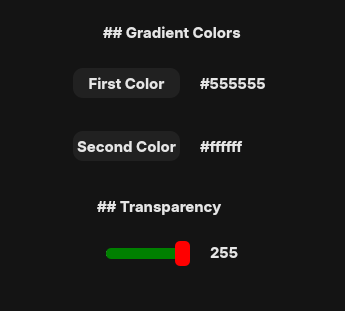
This is ui/gradient.ui in komtraya/wcgx as Qt 5 draws it before an edit. The edited form follows.
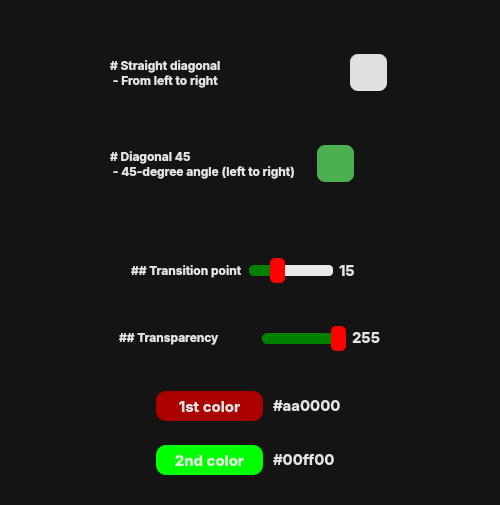
This is the edited form. Icons and pictures are not drawn.

```diff
--- a/ui/gradient.ui
+++ b/ui/gradient.ui
@@ -6,10 +6,16 @@
    <rect>
     <x>0</x>
     <y>0</y>
-    <width>345</width>
-    <height>310</height>
+    <width>500</width>
+    <height>505</height>
    </rect>
   </property>
+  <property name="minimumSize">
+   <size>
+    <width>500</width>
+    <height>505</height>
+   </size>
+  </property>
   <property name="windowTitle">
    <string>Gradient Options</string>
   </property>
@@ -40,7 +46,7 @@
 }</string>
   </property>
   <layout class="QGridLayout" name="gridLayout">
-   <item row="0" column="0">
+   <item row="1" column="0">
     <widget class="QFrame" name="ColorOptionsFrame">
      <property name="sizePolicy">
       <sizepolicy hsizetype="Expanding" vsizetype="Fixed">
@@ -52,33 +58,367 @@
       <property name="spacing">
        <number>15</number>
       </property>
-      <item alignment="Qt::AlignHCenter">
-       <widget class="QLabel" name="gradient_colors_section_lbl">
-        <property name="sizePolicy">
-         <sizepolicy hsizetype="Expanding" vsizetype="Fixed">
-          <horstretch>0</horstretch>
-          <verstretch>0</verstretch>
-         </sizepolicy>
-        </property>
-        <property name="minimumSize">
-         <size>
-          <width>71</width>
-          <height>24</height>
-         </size>
-        </property>
-        <property name="font">
-         <font>
-          <family>Inter</family>
-          <pointsize>11</pointsize>
-          <bold>true</bold>
-         </font>
-        </property>
-        <property name="text">
-         <string>## Gradient Colors</string>
-        </property>
-        <property name="textFormat">
-         <enum>Qt::MarkdownText</enum>
-        </property>
+      <item>
+       <widget class="QFrame" name="gradientPropertiesFrame">
+        <layout class="QVBoxLayout" name="propertiesLayout">
+         <property name="spacing">
+          <number>10</number>
+         </property>
+         <property name="leftMargin">
+          <number>0</number>
+         </property>
+         <property name="topMargin">
+          <number>0</number>
+         </property>
+         <property name="rightMargin">
+          <number>0</number>
+         </property>
+         <property name="bottomMargin">
+          <number>0</number>
+         </property>
+         <item alignment="Qt::AlignHCenter">
+          <widget class="QFrame" name="gpFrame">
+           <property name="sizePolicy">
+            <sizepolicy hsizetype="Preferred" vsizetype="Preferred">
+             <horstretch>0</horstretch>
+             <verstretch>0</verstretch>
+            </sizepolicy>
+           </property>
+           <layout class="QHBoxLayout" name="horizontalLayout_38">
+            <item>
+             <widget class="QLabel" name="gradient_transition_lbl">
+              <property name="sizePolicy">
+               <sizepolicy hsizetype="Maximum" vsizetype="Preferred">
+                <horstretch>0</horstretch>
+                <verstretch>0</verstretch>
+               </sizepolicy>
+              </property>
+              <property name="maximumSize">
+               <size>
+                <width>16777215</width>
+                <height>30</height>
+               </size>
+              </property>
+              <property name="font">
+               <font>
+                <family>Inter</family>
+                <pointsize>9</pointsize>
+                <italic>false</italic>
+                <bold>true</bold>
+                <kerning>true</kerning>
+               </font>
+              </property>
+              <property name="toolTip">
+               <string>&lt;html&gt;&lt;head/&gt;&lt;body&gt;&lt;p&gt;Exported image size multiplier&lt;/p&gt;&lt;/body&gt;&lt;/html&gt;</string>
+              </property>
+              <property name="text">
+               <string>## Transition point</string>
+              </property>
+              <property name="textFormat">
+               <enum>Qt::MarkdownText</enum>
+              </property>
+             </widget>
+            </item>
+            <item>
+             <widget class="QSlider" name="gradient_push_slider">
+              <property name="minimumSize">
+               <size>
+                <width>0</width>
+                <height>40</height>
+               </size>
+              </property>
+              <property name="maximumSize">
+               <size>
+                <width>150</width>
+                <height>16777215</height>
+               </size>
+              </property>
+              <property name="cursor">
+               <cursorShape>PointingHandCursor</cursorShape>
+              </property>
+              <property name="mouseTracking">
+               <bool>false</bool>
+              </property>
+              <property name="focusPolicy">
+               <enum>Qt::StrongFocus</enum>
+              </property>
+              <property name="contextMenuPolicy">
+               <enum>Qt::DefaultContextMenu</enum>
+              </property>
+              <property name="toolTip">
+               <string>&lt;html&gt;&lt;head/&gt;&lt;body&gt;&lt;p&gt;Exported image size multiplier&lt;/p&gt;&lt;/body&gt;&lt;/html&gt;</string>
+              </property>
+              <property name="layoutDirection">
+               <enum>Qt::LeftToRight</enum>
+              </property>
+              <property name="styleSheet">
+               <string notr="true">QSlider::groove {
+height: 5px;
+/*width: 350px;*/
+background: grey;
+margin: 3px 0;
+/*border: 2px solid #c17d08;
+border-radius: 2px;*/
+}
+QSlider::handle{
+    background: red;
+    border: none;
+    width: 15px;
+    margin: -10px 0;
+    border-radius: 5px;
+}
+QSlider::add-page {
+height: 10px;
+background: #e9e9e9;
+border: none;
+border-radius: 4px;
+}
+/*QSlider::sub-page {
+background: #c17d08;
+height: 6px;
+border: 1px solid #c17d08;
+border-radius: 12px;
+}*/
+QSlider::sub-page{
+height: 15px;
+background: green;
+border: none;
+border-radius: 5px;
+}</string>
+              </property>
+              <property name="minimum">
+               <number>0</number>
+              </property>
+              <property name="maximum">
+               <number>50</number>
+              </property>
+              <property name="singleStep">
+               <number>5</number>
+              </property>
+              <property name="pageStep">
+               <number>5</number>
+              </property>
+              <property name="value">
+               <number>15</number>
+              </property>
+              <property name="tracking">
+               <bool>true</bool>
+              </property>
+              <property name="orientation">
+               <enum>Qt::Horizontal</enum>
+              </property>
+              <property name="invertedControls">
+               <bool>false</bool>
+              </property>
+              <property name="tickPosition">
+               <enum>QSlider::NoTicks</enum>
+              </property>
+              <property name="tickInterval">
+               <number>0</number>
+              </property>
+             </widget>
+            </item>
+            <item>
+             <widget class="QLabel" name="gradient_push_indicator_lbl">
+              <property name="sizePolicy">
+               <sizepolicy hsizetype="Maximum" vsizetype="Preferred">
+                <horstretch>0</horstretch>
+                <verstretch>0</verstretch>
+               </sizepolicy>
+              </property>
+              <property name="minimumSize">
+               <size>
+                <width>29</width>
+                <height>0</height>
+               </size>
+              </property>
+              <property name="maximumSize">
+               <size>
+                <width>50</width>
+                <height>50</height>
+               </size>
+              </property>
+              <property name="font">
+               <font>
+                <family>Inter</family>
+                <pointsize>11</pointsize>
+                <italic>false</italic>
+                <bold>true</bold>
+                <kerning>true</kerning>
+               </font>
+              </property>
+              <property name="toolTip">
+               <string>&lt;html&gt;&lt;head/&gt;&lt;body&gt;&lt;p&gt;Exported image size will be multiplied by this number&lt;/p&gt;&lt;/body&gt;&lt;/html&gt;</string>
+              </property>
+              <property name="text">
+               <string>15</string>
+              </property>
+              <property name="margin">
+               <number>5</number>
+              </property>
+              <property name="indent">
+               <number>-1</number>
+              </property>
+              <property name="openExternalLinks">
+               <bool>false</bool>
+              </property>
+             </widget>
+            </item>
+           </layout>
+          </widget>
+         </item>
+         <item alignment="Qt::AlignHCenter">
+          <widget class="QFrame" name="TransparencyFrame">
+           <layout class="QHBoxLayout" name="poop">
+            <item>
+             <widget class="QLabel" name="transparency_section_lbl">
+              <property name="sizePolicy">
+               <sizepolicy hsizetype="Maximum" vsizetype="Fixed">
+                <horstretch>0</horstretch>
+                <verstretch>0</verstretch>
+               </sizepolicy>
+              </property>
+              <property name="minimumSize">
+               <size>
+                <width>137</width>
+                <height>0</height>
+               </size>
+              </property>
+              <property name="font">
+               <font>
+                <family>Inter</family>
+                <pointsize>9</pointsize>
+                <bold>true</bold>
+               </font>
+              </property>
+              <property name="text">
+               <string>## Transparency</string>
+              </property>
+              <property name="textFormat">
+               <enum>Qt::MarkdownText</enum>
+              </property>
+             </widget>
+            </item>
+            <item>
+             <widget class="QSlider" name="transparency_slider">
+              <property name="minimumSize">
+               <size>
+                <width>0</width>
+                <height>40</height>
+               </size>
+              </property>
+              <property name="maximumSize">
+               <size>
+                <width>150</width>
+                <height>16777215</height>
+               </size>
+              </property>
+              <property name="cursor">
+               <cursorShape>PointingHandCursor</cursorShape>
+              </property>
+              <property name="mouseTracking">
+               <bool>false</bool>
+              </property>
+              <property name="focusPolicy">
+               <enum>Qt::StrongFocus</enum>
+              </property>
+              <property name="contextMenuPolicy">
+               <enum>Qt::DefaultContextMenu</enum>
+              </property>
+              <property name="toolTip">
+               <string>&lt;html&gt;&lt;head/&gt;&lt;body&gt;&lt;p&gt;Exported image size multiplier&lt;/p&gt;&lt;/body&gt;&lt;/html&gt;</string>
+              </property>
+              <property name="layoutDirection">
+               <enum>Qt::LeftToRight</enum>
+              </property>
+              <property name="styleSheet">
+               <string notr="true">QSlider::groove {
+height: 5px;
+/*width: 350px;*/
+background: grey;
+margin: 3px 0;
+/*border: 2px solid #c17d08;
+border-radius: 2px;*/
+}
+QSlider::handle{
+    background: red;
+    border: none;
+    width: 15px;
+    margin: -10px 0;
+    border-radius: 5px;
+}
+QSlider::add-page {
+height: 10px;
+background: #e9e9e9;
+border: none;
+border-radius: 4px;
+}
+/*QSlider::sub-page {
+background: #c17d08;
+height: 6px;
+border: 1px solid #c17d08;
+border-radius: 12px;
+}*/
+QSlider::sub-page{
+height: 15px;
+background: green;
+border: none;
+border-radius: 5px;
+}</string>
+              </property>
+              <property name="minimum">
+               <number>20</number>
+              </property>
+              <property name="maximum">
+               <number>255</number>
+              </property>
+              <property name="pageStep">
+               <number>1</number>
+              </property>
+              <property name="value">
+               <number>255</number>
+              </property>
+              <property name="orientation">
+               <enum>Qt::Horizontal</enum>
+              </property>
+              <property name="invertedControls">
+               <bool>false</bool>
+              </property>
+              <property name="tickPosition">
+               <enum>QSlider::NoTicks</enum>
+              </property>
+              <property name="tickInterval">
+               <number>0</number>
+              </property>
+             </widget>
+            </item>
+            <item>
+             <widget class="QLabel" name="transparency_indicator_lbl">
+              <property name="sizePolicy">
+               <sizepolicy hsizetype="Fixed" vsizetype="Fixed">
+                <horstretch>0</horstretch>
+                <verstretch>0</verstretch>
+               </sizepolicy>
+              </property>
+              <property name="font">
+               <font>
+                <family>Inter</family>
+                <pointsize>11</pointsize>
+                <bold>true</bold>
+               </font>
+              </property>
+              <property name="text">
+               <string>255</string>
+              </property>
+              <property name="textFormat">
+               <enum>Qt::MarkdownText</enum>
+              </property>
+             </widget>
+            </item>
+           </layout>
+          </widget>
+         </item>
+        </layout>
        </widget>
       </item>
       <item alignment="Qt::AlignHCenter">
@@ -91,7 +431,7 @@
         </property>
         <layout class="QHBoxLayout" name="horizontalLayout_2">
          <property name="spacing">
-          <number>20</number>
+          <number>10</number>
          </property>
          <item>
           <widget class="QPushButton" name="select_first_color_btn">
@@ -117,12 +457,12 @@
            </property>
            <property name="styleSheet">
             <string notr="true">QPushButton{
-background-color:#212121;
+background-color:#aa0000;
 color:#e6e6e6;
 }</string>
            </property>
            <property name="text">
-            <string>First Color</string>
+            <string>1st color</string>
            </property>
            <property name="iconSize">
             <size>
@@ -154,11 +494,14 @@
             </font>
            </property>
            <property name="text">
-            <string>#555555</string>
+            <string>#aa0000</string>
            </property>
            <property name="textFormat">
             <enum>Qt::MarkdownText</enum>
            </property>
+           <property name="textInteractionFlags">
+            <set>Qt::LinksAccessibleByMouse|Qt::TextSelectableByMouse</set>
+           </property>
           </widget>
          </item>
         </layout>
@@ -174,7 +517,19 @@
         </property>
         <layout class="QHBoxLayout" name="horizontalLayout">
          <property name="spacing">
-          <number>20</number>
+          <number>10</number>
+         </property>
+         <property name="leftMargin">
+          <number>10</number>
+         </property>
+         <property name="topMargin">
+          <number>0</number>
+         </property>
+         <property name="rightMargin">
+          <number>10</number>
+         </property>
+         <property name="bottomMargin">
+          <number>10</number>
          </property>
          <item>
           <widget class="QPushButton" name="select_second_color_btn">
@@ -200,12 +555,12 @@
            </property>
            <property name="styleSheet">
             <string notr="true">QPushButton{
-background-color:#212121;
+background-color:#00ff00;
 color:#e6e6e6;
 }</string>
            </property>
            <property name="text">
-            <string>Second Color</string>
+            <string>2nd color</string>
            </property>
            <property name="iconSize">
             <size>
@@ -237,42 +592,81 @@
             </font>
            </property>
            <property name="text">
-            <string>#ffffff</string>
+            <string>#00ff00</string>
            </property>
            <property name="textFormat">
             <enum>Qt::MarkdownText</enum>
            </property>
+           <property name="textInteractionFlags">
+            <set>Qt::LinksAccessibleByMouse|Qt::TextSelectableByMouse</set>
+           </property>
           </widget>
          </item>
         </layout>
        </widget>
       </item>
-      <item alignment="Qt::AlignHCenter">
-       <widget class="QFrame" name="TransparencyFrameAll">
-        <layout class="QVBoxLayout" name="verticalLayout_2">
+     </layout>
+    </widget>
+   </item>
+   <item row="0" column="0" alignment="Qt::AlignHCenter">
+    <widget class="QFrame" name="gradientTypeFrame">
+     <layout class="QVBoxLayout" name="gradientType_Frame">
+      <property name="spacing">
+       <number>0</number>
+      </property>
+      <property name="leftMargin">
+       <number>0</number>
+      </property>
+      <property name="topMargin">
+       <number>0</number>
+      </property>
+      <property name="rightMargin">
+       <number>0</number>
+      </property>
+      <property name="bottomMargin">
+       <number>0</number>
+      </property>
+      <item>
+       <widget class="QFrame" name="StraightDiagonalFrame">
+        <property name="sizePolicy">
+         <sizepolicy hsizetype="Fixed" vsizetype="Fixed">
+          <horstretch>0</horstretch>
+          <verstretch>0</verstretch>
+         </sizepolicy>
+        </property>
+        <layout class="QHBoxLayout" name="horizontalLayout_18">
+         <property name="spacing">
+          <number>20</number>
+         </property>
          <item>
-          <widget class="QLabel" name="transparency_section_lbl">
+          <widget class="QLabel" name="straight_diagonal_lbl">
            <property name="sizePolicy">
-            <sizepolicy hsizetype="Expanding" vsizetype="Fixed">
+            <sizepolicy hsizetype="MinimumExpanding" vsizetype="MinimumExpanding">
              <horstretch>0</horstretch>
              <verstretch>0</verstretch>
             </sizepolicy>
            </property>
            <property name="minimumSize">
             <size>
-             <width>71</width>
-             <height>24</height>
+             <width>218</width>
+             <height>0</height>
             </size>
            </property>
            <property name="font">
             <font>
              <family>Inter</family>
-             <pointsize>11</pointsize>
+             <pointsize>9</pointsize>
+             <italic>false</italic>
              <bold>true</bold>
+             <kerning>true</kerning>
             </font>
            </property>
+           <property name="toolTip">
+            <string/>
+           </property>
            <property name="text">
-            <string>## Transparency</string>
+            <string># Straight diagonal
+ - From left to right</string>
            </property>
            <property name="textFormat">
             <enum>Qt::MarkdownText</enum>
@@ -280,134 +674,179 @@
           </widget>
          </item>
          <item>
-          <widget class="QFrame" name="transparencyFrame">
+          <widget class="QPushButton" name="straight_diagonal_checkbox">
+           <property name="minimumSize">
+            <size>
+             <width>41</width>
+             <height>41</height>
+            </size>
+           </property>
+           <property name="maximumSize">
+            <size>
+             <width>41</width>
+             <height>41</height>
+            </size>
+           </property>
+           <property name="font">
+            <font>
+             <family>Segoe UI</family>
+             <pointsize>9</pointsize>
+             <italic>false</italic>
+             <bold>true</bold>
+             <kerning>true</kerning>
+            </font>
+           </property>
+           <property name="toolTip">
+            <string/>
+           </property>
+           <property name="styleSheet">
+            <string notr="true">QPushButton {
+    background-color: #e0e0e0;
+    border: 2px solid #141414;
+    padding: 5px;
+}
+
+/* Style for the checked state */
+QPushButton:checked {
+    background-color: #4CAF50; /* Change the background color when checked */
+    color: white; /* Change the text color when checked */
+	border:2px solid #141414;
+}</string>
+           </property>
+           <property name="text">
+            <string/>
+           </property>
+           <property name="iconSize">
+            <size>
+             <width>70</width>
+             <height>70</height>
+            </size>
+           </property>
+           <property name="checkable">
+            <bool>true</bool>
+           </property>
+           <property name="checked">
+            <bool>false</bool>
+           </property>
+           <property name="autoRepeat">
+            <bool>false</bool>
+           </property>
+           <property name="autoExclusive">
+            <bool>false</bool>
+           </property>
+           <attribute name="buttonGroup">
+            <string notr="true">gradientOrientationButtonGroup</string>
+           </attribute>
+          </widget>
+         </item>
+        </layout>
+       </widget>
+      </item>
+      <item>
+       <widget class="QFrame" name="diagonal45Frame">
+        <property name="sizePolicy">
+         <sizepolicy hsizetype="Fixed" vsizetype="Fixed">
+          <horstretch>0</horstretch>
+          <verstretch>0</verstretch>
+         </sizepolicy>
+        </property>
+        <layout class="QHBoxLayout" name="horizontalLayout_20">
+         <property name="spacing">
+          <number>20</number>
+         </property>
+         <item>
+          <widget class="QLabel" name="diagonal45_lbl">
            <property name="sizePolicy">
-            <sizepolicy hsizetype="Fixed" vsizetype="Fixed">
+            <sizepolicy hsizetype="MinimumExpanding" vsizetype="MinimumExpanding">
              <horstretch>0</horstretch>
              <verstretch>0</verstretch>
             </sizepolicy>
            </property>
-           <layout class="QHBoxLayout" name="horizontalLayout_3">
-            <property name="spacing">
-             <number>20</number>
-            </property>
-            <item>
-             <widget class="QSlider" name="transparency_slider">
-              <property name="minimumSize">
-               <size>
-                <width>0</width>
-                <height>40</height>
-               </size>
-              </property>
-              <property name="maximumSize">
-               <size>
-                <width>300</width>
-                <height>16777215</height>
-               </size>
-              </property>
-              <property name="cursor">
-               <cursorShape>PointingHandCursor</cursorShape>
-              </property>
-              <property name="mouseTracking">
-               <bool>false</bool>
-              </property>
-              <property name="focusPolicy">
-               <enum>Qt::StrongFocus</enum>
-              </property>
-              <property name="contextMenuPolicy">
-               <enum>Qt::DefaultContextMenu</enum>
-              </property>
-              <property name="toolTip">
-               <string>&lt;html&gt;&lt;head/&gt;&lt;body&gt;&lt;p&gt;Exported image size multiplier&lt;/p&gt;&lt;/body&gt;&lt;/html&gt;</string>
-              </property>
-              <property name="layoutDirection">
-               <enum>Qt::LeftToRight</enum>
-              </property>
-              <property name="styleSheet">
-               <string notr="true">QSlider::groove {
-height: 5px;
-/*width: 350px;*/
-background: grey;
-margin: 3px 0;
-/*border: 2px solid #c17d08;
-border-radius: 2px;*/
+           <property name="font">
+            <font>
+             <family>Inter</family>
+             <pointsize>9</pointsize>
+             <italic>false</italic>
+             <bold>true</bold>
+             <kerning>true</kerning>
+            </font>
+           </property>
+           <property name="toolTip">
+            <string/>
+           </property>
+           <property name="text">
+            <string># Diagonal 45
+ - 45-degree angle (left to right)</string>
+           </property>
+           <property name="textFormat">
+            <enum>Qt::MarkdownText</enum>
+           </property>
+          </widget>
+         </item>
+         <item>
+          <widget class="QPushButton" name="diagonal45_checkbox">
+           <property name="minimumSize">
+            <size>
+             <width>41</width>
+             <height>41</height>
+            </size>
+           </property>
+           <property name="maximumSize">
+            <size>
+             <width>41</width>
+             <height>41</height>
+            </size>
+           </property>
+           <property name="font">
+            <font>
+             <family>Segoe UI</family>
+             <pointsize>9</pointsize>
+             <italic>false</italic>
+             <bold>true</bold>
+             <kerning>true</kerning>
+            </font>
+           </property>
+           <property name="toolTip">
+            <string/>
+           </property>
+           <property name="styleSheet">
+            <string notr="true">QPushButton {
+    background-color: #e0e0e0;
+    border: 2px solid #141414;
+    padding: 5px;
 }
-QSlider::handle{
-    background: red;
-    border: none;
-    width: 15px;
-    margin: -10px 0;
-    border-radius: 5px;
-}
-QSlider::add-page {
-height: 10px;
-background: #e9e9e9;
-border: none;
-border-radius: 4px;
-}
-/*QSlider::sub-page {
-background: #c17d08;
-height: 6px;
-border: 1px solid #c17d08;
-border-radius: 12px;
-}*/
-QSlider::sub-page{
-height: 15px;
-background: green;
-border: none;
-border-radius: 5px;
+
+/* Style for the checked state */
+QPushButton:checked {
+    background-color: #4CAF50; /* Change the background color when checked */
+    color: white; /* Change the text color when checked */
+	border:2px solid #141414;
 }</string>
-              </property>
-              <property name="minimum">
-               <number>20</number>
-              </property>
-              <property name="maximum">
-               <number>255</number>
-              </property>
-              <property name="pageStep">
-               <number>1</number>
-              </property>
-              <property name="value">
-               <number>255</number>
-              </property>
-              <property name="orientation">
-               <enum>Qt::Horizontal</enum>
-              </property>
-              <property name="invertedControls">
-               <bool>false</bool>
-              </property>
-              <property name="tickPosition">
-               <enum>QSlider::NoTicks</enum>
-              </property>
-              <property name="tickInterval">
-               <number>0</number>
-              </property>
-             </widget>
-            </item>
-            <item>
-             <widget class="QLabel" name="transparency_indicator_lbl">
-              <property name="sizePolicy">
-               <sizepolicy hsizetype="Fixed" vsizetype="Fixed">
-                <horstretch>0</horstretch>
-                <verstretch>0</verstretch>
-               </sizepolicy>
-              </property>
-              <property name="font">
-               <font>
-                <family>Inter</family>
-                <pointsize>11</pointsize>
-                <bold>true</bold>
-               </font>
-              </property>
-              <property name="text">
-               <string>255</string>
-              </property>
-              <property name="textFormat">
-               <enum>Qt::MarkdownText</enum>
-              </property>
-             </widget>
-            </item>
-           </layout>
+           </property>
+           <property name="text">
+            <string/>
+           </property>
+           <property name="iconSize">
+            <size>
+             <width>70</width>
+             <height>70</height>
+            </size>
+           </property>
+           <property name="checkable">
+            <bool>true</bool>
+           </property>
+           <property name="checked">
+            <bool>true</bool>
+           </property>
+           <property name="autoRepeat">
+            <bool>false</bool>
+           </property>
+           <property name="autoExclusive">
+            <bool>false</bool>
+           </property>
+           <attribute name="buttonGroup">
+            <string notr="true">gradientOrientationButtonGroup</string>
+           </attribute>
           </widget>
          </item>
         </layout>
```
Left out of the diff: 3 changed lines with no effect on the pictures.
